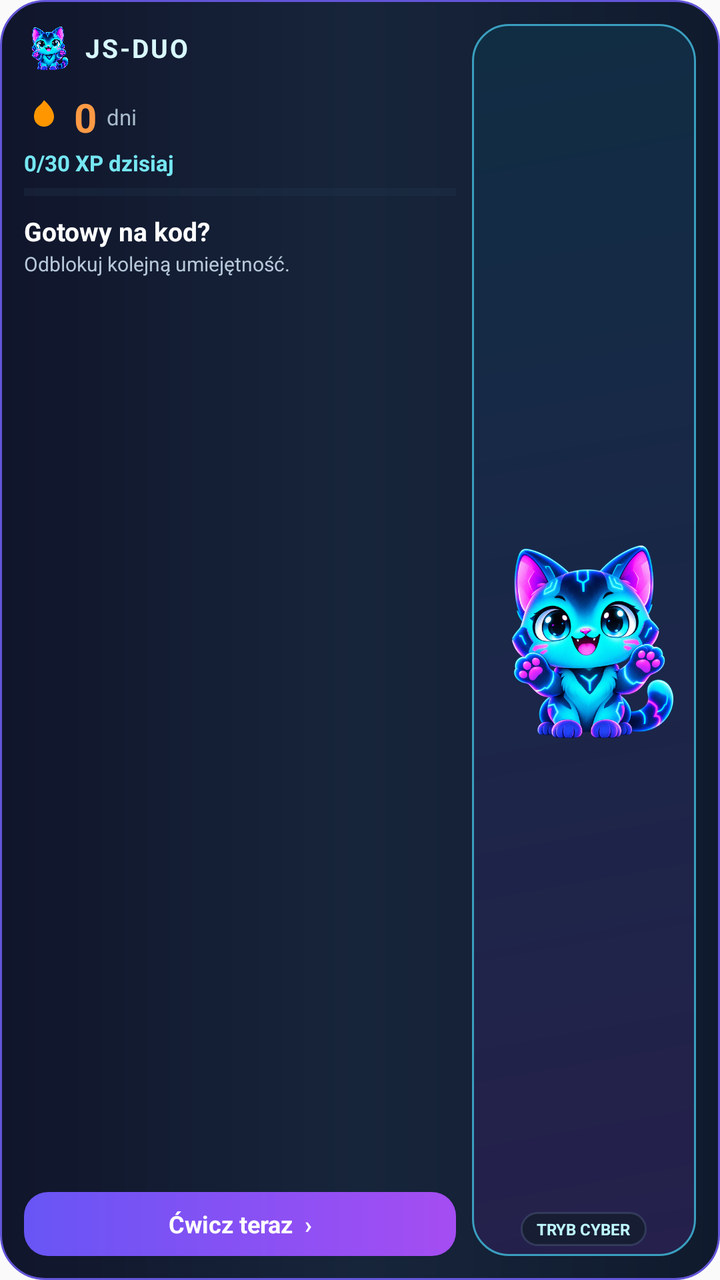
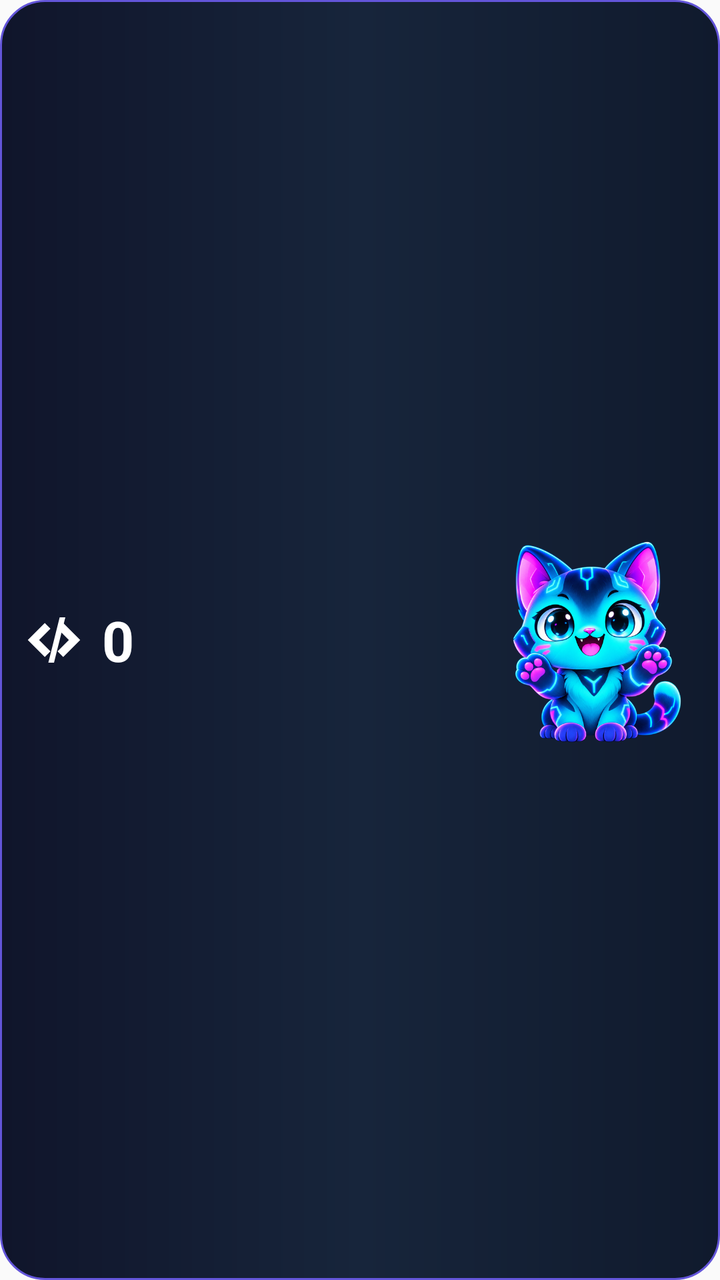

The first picture is an Android layout as it rendered before a commit; the second is the same layout after the commit. The layout source and the unified diff follow.
<!-- AndroidManifest.xml: application theme AppTheme -->
<!-- res/layout/widget_daily_quest.xml -->
<?xml version="1.0" encoding="utf-8"?>
<LinearLayout xmlns:android="http://schemas.android.com/apk/res/android"
    android:id="@+id/widget_container"
    android:layout_width="match_parent"
    android:layout_height="match_parent"
    android:background="@drawable/widget_bg"
    android:orientation="horizontal"
    android:padding="12dp">

    <LinearLayout
        android:layout_width="0dp"
        android:layout_height="match_parent"
        android:layout_weight="1"
        android:orientation="vertical">

        <LinearLayout
            android:layout_width="match_parent"
            android:layout_height="wrap_content"
            android:gravity="center_vertical"
            android:orientation="horizontal">

            <ImageView
                android:id="@+id/widget_mascot_logo"
                android:layout_width="24dp"
                android:layout_height="24dp"
                android:src="@drawable/cybercat_happy"
                android:contentDescription="Nastrój cyberkota" />

            <TextView
                android:layout_width="wrap_content"
                android:layout_height="wrap_content"
                android:layout_marginStart="6dp"
                android:text="JS-DUO"
                android:textColor="#D8F9FF"
                android:textSize="13sp"
                android:letterSpacing="0.08"
                android:textStyle="bold" />
        </LinearLayout>

        <LinearLayout
            android:layout_width="match_parent"
            android:layout_height="wrap_content"
            android:layout_marginTop="9dp"
            android:gravity="center_vertical"
            android:orientation="horizontal">

            <ImageView
                android:layout_width="20dp"
                android:layout_height="20dp"
                android:src="@drawable/ic_widget_flame"
                android:contentDescription="Passa" />

            <TextView
                android:id="@+id/widget_streak_count"
                android:layout_width="wrap_content"
                android:layout_height="wrap_content"
                android:layout_marginStart="5dp"
                android:text="0"
                android:textColor="#FF9A45"
                android:textSize="20sp"
                android:textStyle="bold" />

            <TextView
                android:layout_width="wrap_content"
                android:layout_height="wrap_content"
                android:layout_marginStart="5dp"
                android:text="dni"
                android:textColor="#A9BBCB"
                android:textSize="11sp" />
        </LinearLayout>

        <TextView
            android:id="@+id/widget_xp_count"
            android:layout_width="wrap_content"
            android:layout_height="wrap_content"
            android:layout_marginTop="2dp"
            android:text="0/30 XP dzisiaj"
            android:textColor="#75E7F2"
            android:textSize="11sp"
            android:textStyle="bold" />

        <ProgressBar
            android:id="@+id/widget_xp_progress"
            style="?android:attr/progressBarStyleHorizontal"
            android:layout_width="match_parent"
            android:layout_height="5dp"
            android:layout_marginTop="5dp"
            android:max="30"
            android:progress="0"
            android:progressTint="#6A5CFF"
            android:progressBackgroundTint="#263B52" />

        <TextView
            android:id="@+id/widget_status_title"
            android:layout_width="match_parent"
            android:layout_height="wrap_content"
            android:layout_marginTop="8dp"
            android:text="Gotowy na kod?"
            android:textColor="#FFFFFF"
            android:textSize="13sp"
            android:textStyle="bold"
            android:maxLines="1"
            android:ellipsize="end" />

        <TextView
            android:id="@+id/widget_status_desc"
            android:layout_width="match_parent"
            android:layout_height="0dp"
            android:layout_weight="1"
            android:layout_marginTop="2dp"
            android:text="Odblokuj kolejną umiejętność."
            android:textColor="#B7C8D8"
            android:textSize="10sp"
            android:maxLines="2"
            android:ellipsize="end"
            android:includeFontPadding="false" />

        <TextView
            android:id="@+id/widget_action_button"
            android:layout_width="match_parent"
            android:layout_height="32dp"
            android:layout_marginTop="5dp"
            android:background="@drawable/widget_button_bg"
            android:gravity="center"
            android:text="Ćwicz teraz  ›"
            android:textColor="#FFFFFF"
            android:textSize="12sp"
            android:textStyle="bold" />
    </LinearLayout>

    <FrameLayout
        android:layout_width="112dp"
        android:layout_height="match_parent"
        android:layout_marginStart="8dp"
        android:background="@drawable/widget_mascot_panel_bg">

        <ImageView
            android:id="@+id/widget_status_icon"
            android:layout_width="match_parent"
            android:layout_height="match_parent"
            android:padding="3dp"
            android:scaleType="fitCenter"
            android:src="@drawable/cybercat_happy"
            android:contentDescription="Aktualny nastrój cyberkota" />

        <TextView
            android:layout_width="wrap_content"
            android:layout_height="wrap_content"
            android:layout_gravity="bottom|center_horizontal"
            android:layout_marginBottom="5dp"
            android:background="@drawable/widget_mood_badge_bg"
            android:paddingStart="8dp"
            android:paddingEnd="8dp"
            android:paddingTop="3dp"
            android:paddingBottom="3dp"
            android:text="TRYB CYBER"
            android:textColor="#BDF8FF"
            android:textSize="8sp"
            android:textStyle="bold" />
    </FrameLayout>
</LinearLayout>
<!-- resources referenced by this layout -->
<resources>
  <!-- drawable cybercat_happy: png bitmap (drawable-nodpi, 292290 bytes) -->
  <!-- drawable ic_widget_flame (drawable) -->
  <vector xmlns:android="http://schemas.android.com/apk/res/android"
      android:width="24dp"
      android:height="24dp"
      android:viewportWidth="24"
      android:viewportHeight="24">
      <path
          android:fillColor="#FF9600"
          android:pathData="M8.5,14.5A2.5,2.5 0 0,0 11,12C11,10.62 9.88,9.5 8.5,9.5A2.5,2.5 0 0,0 6,12A2.5,2.5 0 0,0 8.5,14.5M12,2C12,2 11,4 9,5.5C7,7 6,9.2 6,12A6,6 0 0,0 12,18A6,6 0 0,0 18,12C18,8 14.5,4.5 12,2Z" />
  </vector>
  <!-- drawable widget_bg (drawable) -->
  <?xml version="1.0" encoding="utf-8"?>
  <shape xmlns:android="http://schemas.android.com/apk/res/android" android:shape="rectangle">
      <gradient android:angle="0" android:startColor="#10152B" android:centerColor="#17253B" android:endColor="#101A2D" />
      <corners android:radius="22dp" />
      <stroke android:width="1dp" android:color="#6355D9" />
  </shape>
  <!-- drawable widget_button_bg (drawable) -->
  <?xml version="1.0" encoding="utf-8"?>
  <shape xmlns:android="http://schemas.android.com/apk/res/android" android:shape="rectangle">
      <gradient android:angle="0" android:startColor="#6855F5" android:endColor="#A54DF2" />
      <corners android:radius="12dp" />
  </shape>
  <!-- drawable widget_mascot_panel_bg (drawable) -->
  <?xml version="1.0" encoding="utf-8"?>
  <shape xmlns:android="http://schemas.android.com/apk/res/android" android:shape="rectangle">
      <gradient android:angle="135" android:startColor="#25204C" android:endColor="#102D43" />
      <corners android:radius="18dp" />
      <stroke android:width="1dp" android:color="#3A9FBF" />
  </shape>
  <!-- drawable widget_mood_badge_bg (drawable) -->
  <?xml version="1.0" encoding="utf-8"?>
  <shape xmlns:android="http://schemas.android.com/apk/res/android" android:shape="rectangle">
      <solid android:color="#D9161D2E" />
      <corners android:radius="20dp" />
      <stroke android:width="1dp" android:color="#397A9BB5" />
  </shape>
  <style name="AppTheme" parent="Theme.AppCompat.Light.DarkActionBar">
          
          <item name="colorPrimary">#42E8D4</item>
          <item name="colorPrimaryDark">#0D111B</item>
          <item name="colorAccent">#42E8D4</item>
      </style>
</resources>

<!-- the commit's change to res/layout/widget_daily_quest.xml (unified diff, before → after) -->
@@ -1,161 +1,50 @@
 <?xml version="1.0" encoding="utf-8"?>
-<LinearLayout xmlns:android="http://schemas.android.com/apk/res/android"
+<FrameLayout xmlns:android="http://schemas.android.com/apk/res/android"
     android:id="@+id/widget_container"
     android:layout_width="match_parent"
     android:layout_height="match_parent"
     android:background="@drawable/widget_bg"
-    android:orientation="horizontal"
-    android:padding="12dp">
+    android:padding="10dp">
 
     <LinearLayout
-        android:layout_width="0dp"
+        android:layout_width="match_parent"
         android:layout_height="match_parent"
-        android:layout_weight="1"
-        android:orientation="vertical">
+        android:gravity="center_vertical"
+        android:orientation="horizontal">
 
         <LinearLayout
-            android:layout_width="match_parent"
-            android:layout_height="wrap_content"
+            android:layout_width="0dp"
+            android:layout_height="match_parent"
+            android:layout_weight="1"
             android:gravity="center_vertical"
             android:orientation="horizontal">
 
             <ImageView
-                android:id="@+id/widget_mascot_logo"
-                android:layout_width="24dp"
-                android:layout_height="24dp"
-                android:src="@drawable/cybercat_happy"
-                android:contentDescription="Nastrój cyberkota" />
-
-            <TextView
-                android:layout_width="wrap_content"
-                android:layout_height="wrap_content"
-                android:layout_marginStart="6dp"
-                android:text="JS-DUO"
-                android:textColor="#D8F9FF"
-                android:textSize="13sp"
-                android:letterSpacing="0.08"
-                android:textStyle="bold" />
-        </LinearLayout>
-
-        <LinearLayout
-            android:layout_width="match_parent"
-            android:layout_height="wrap_content"
-            android:layout_marginTop="9dp"
-            android:gravity="center_vertical"
-            android:orientation="horizontal">
-
-            <ImageView
-                android:layout_width="20dp"
-                android:layout_height="20dp"
-                android:src="@drawable/ic_widget_flame"
-                android:contentDescription="Passa" />
+                android:id="@+id/widget_streak_icon"
+                android:layout_width="34dp"
+                android:layout_height="34dp"
+                android:src="@drawable/ic_widget_code"
+                android:contentDescription="Stan passy" />
 
             <TextView
                 android:id="@+id/widget_streak_count"
                 android:layout_width="wrap_content"
                 android:layout_height="wrap_content"
-                android:layout_marginStart="5dp"
+                android:layout_marginStart="7dp"
                 android:text="0"
-                android:textColor="#FF9A45"
-                android:textSize="20sp"
-                android:textStyle="bold" />
-
-            <TextView
-                android:layout_width="wrap_content"
-                android:layout_height="wrap_content"
-                android:layout_marginStart="5dp"
-                android:text="dni"
-                android:textColor="#A9BBCB"
-                android:textSize="11sp" />
+                android:textColor="#FFFFFF"
+                android:textSize="28sp"
+                android:textStyle="bold"
+                android:maxLines="1" />
         </LinearLayout>
-
-        <TextView
-            android:id="@+id/widget_xp_count"
-            android:layout_width="wrap_content"
-            android:layout_height="wrap_content"
-            android:layout_marginTop="2dp"
-            android:text="0/30 XP dzisiaj"
-            android:textColor="#75E7F2"
-            android:textSize="11sp"
-            android:textStyle="bold" />
-
-        <ProgressBar
-            android:id="@+id/widget_xp_progress"
-            style="?android:attr/progressBarStyleHorizontal"
-            android:layout_width="match_parent"
-            android:layout_height="5dp"
-            android:layout_marginTop="5dp"
-            android:max="30"
-            android:progress="0"
-            android:progressTint="#6A5CFF"
-            android:progressBackgroundTint="#263B52" />
-
-        <TextView
-            android:id="@+id/widget_status_title"
-            android:layout_width="match_parent"
-            android:layout_height="wrap_content"
-            android:layout_marginTop="8dp"
-            android:text="Gotowy na kod?"
-            android:textColor="#FFFFFF"
-            android:textSize="13sp"
-            android:textStyle="bold"
-            android:maxLines="1"
-            android:ellipsize="end" />
-
-        <TextView
-            android:id="@+id/widget_status_desc"
-            android:layout_width="match_parent"
-            android:layout_height="0dp"
-            android:layout_weight="1"
-            android:layout_marginTop="2dp"
-            android:text="Odblokuj kolejną umiejętność."
-            android:textColor="#B7C8D8"
-            android:textSize="10sp"
-            android:maxLines="2"
-            android:ellipsize="end"
-            android:includeFontPadding="false" />
-
-        <TextView
-            android:id="@+id/widget_action_button"
-            android:layout_width="match_parent"
-            android:layout_height="32dp"
-            android:layout_marginTop="5dp"
-            android:background="@drawable/widget_button_bg"
-            android:gravity="center"
-            android:text="Ćwicz teraz  ›"
-            android:textColor="#FFFFFF"
-            android:textSize="12sp"
-            android:textStyle="bold" />
-    </LinearLayout>
-
-    <FrameLayout
-        android:layout_width="112dp"
-        android:layout_height="match_parent"
-        android:layout_marginStart="8dp"
-        android:background="@drawable/widget_mascot_panel_bg">
 
         <ImageView
             android:id="@+id/widget_status_icon"
-            android:layout_width="match_parent"
+            android:layout_width="112dp"
             android:layout_height="match_parent"
-            android:padding="3dp"
+            android:padding="1dp"
             android:scaleType="fitCenter"
             android:src="@drawable/cybercat_happy"
-            android:contentDescription="Aktualny nastrój cyberkota" />
-
-        <TextView
-            android:layout_width="wrap_content"
-            android:layout_height="wrap_content"
-            android:layout_gravity="bottom|center_horizontal"
-            android:layout_marginBottom="5dp"
-            android:background="@drawable/widget_mood_badge_bg"
-            android:paddingStart="8dp"
-            android:paddingEnd="8dp"
-            android:paddingTop="3dp"
-            android:paddingBottom="3dp"
-            android:text="TRYB CYBER"
-            android:textColor="#BDF8FF"
-            android:textSize="8sp"
-            android:textStyle="bold" />
-    </FrameLayout>
-</LinearLayout>
+            android:contentDescription="Nastrój cyberkota" />
+    </LinearLayout>
+</FrameLayout>
<!-- resource entries referenced after the edit -->
@@ -1,15 +1,20 @@
 <!-- resources referenced by this layout -->
 <resources>
   <!-- drawable cybercat_happy: png bitmap (drawable-nodpi, 292290 bytes) -->
-  <!-- drawable ic_widget_flame (drawable) -->
+  <!-- drawable ic_widget_code (drawable) -->
+  <?xml version="1.0" encoding="utf-8"?>
   <vector xmlns:android="http://schemas.android.com/apk/res/android"
-      android:width="24dp"
-      android:height="24dp"
-      android:viewportWidth="24"
-      android:viewportHeight="24">
+      android:width="48dp"
+      android:height="48dp"
+      android:viewportWidth="48"
+      android:viewportHeight="48">
       <path
-          android:fillColor="#FF9600"
-          android:pathData="M8.5,14.5A2.5,2.5 0 0,0 11,12C11,10.62 9.88,9.5 8.5,9.5A2.5,2.5 0 0,0 6,12A2.5,2.5 0 0,0 8.5,14.5M12,2C12,2 11,4 9,5.5C7,7 6,9.2 6,12A6,6 0 0,0 12,18A6,6 0 0,0 18,12C18,8 14.5,4.5 12,2Z" />
+          android:fillColor="#FFFFFFFF"
+          android:pathData="M17.5,12 L5.5,24 L17.5,36 L21.5,32 L13.5,24 L21.5,16 Z M30.5,12 L26.5,16 L34.5,24 L26.5,32 L30.5,36 L42.5,24 Z"
+          android:strokeLineJoin="round" />
+      <path
+          android:fillColor="#FFFFFFFF"
+          android:pathData="M28,8 L20,40 L24,40 L32,8 Z" />
   </vector>
   <!-- drawable widget_bg (drawable) -->
   <?xml version="1.0" encoding="utf-8"?>
@@ -17,26 +22,6 @@
       <gradient android:angle="0" android:startColor="#10152B" android:centerColor="#17253B" android:endColor="#101A2D" />
       <corners android:radius="22dp" />
       <stroke android:width="1dp" android:color="#6355D9" />
-  </shape>
-  <!-- drawable widget_button_bg (drawable) -->
-  <?xml version="1.0" encoding="utf-8"?>
-  <shape xmlns:android="http://schemas.android.com/apk/res/android" android:shape="rectangle">
-      <gradient android:angle="0" android:startColor="#6855F5" android:endColor="#A54DF2" />
-      <corners android:radius="12dp" />
-  </shape>
-  <!-- drawable widget_mascot_panel_bg (drawable) -->
-  <?xml version="1.0" encoding="utf-8"?>
-  <shape xmlns:android="http://schemas.android.com/apk/res/android" android:shape="rectangle">
-      <gradient android:angle="135" android:startColor="#25204C" android:endColor="#102D43" />
-      <corners android:radius="18dp" />
-      <stroke android:width="1dp" android:color="#3A9FBF" />
-  </shape>
-  <!-- drawable widget_mood_badge_bg (drawable) -->
-  <?xml version="1.0" encoding="utf-8"?>
-  <shape xmlns:android="http://schemas.android.com/apk/res/android" android:shape="rectangle">
-      <solid android:color="#D9161D2E" />
-      <corners android:radius="20dp" />
-      <stroke android:width="1dp" android:color="#397A9BB5" />
   </shape>
   <style name="AppTheme" parent="Theme.AppCompat.Light.DarkActionBar">
           
